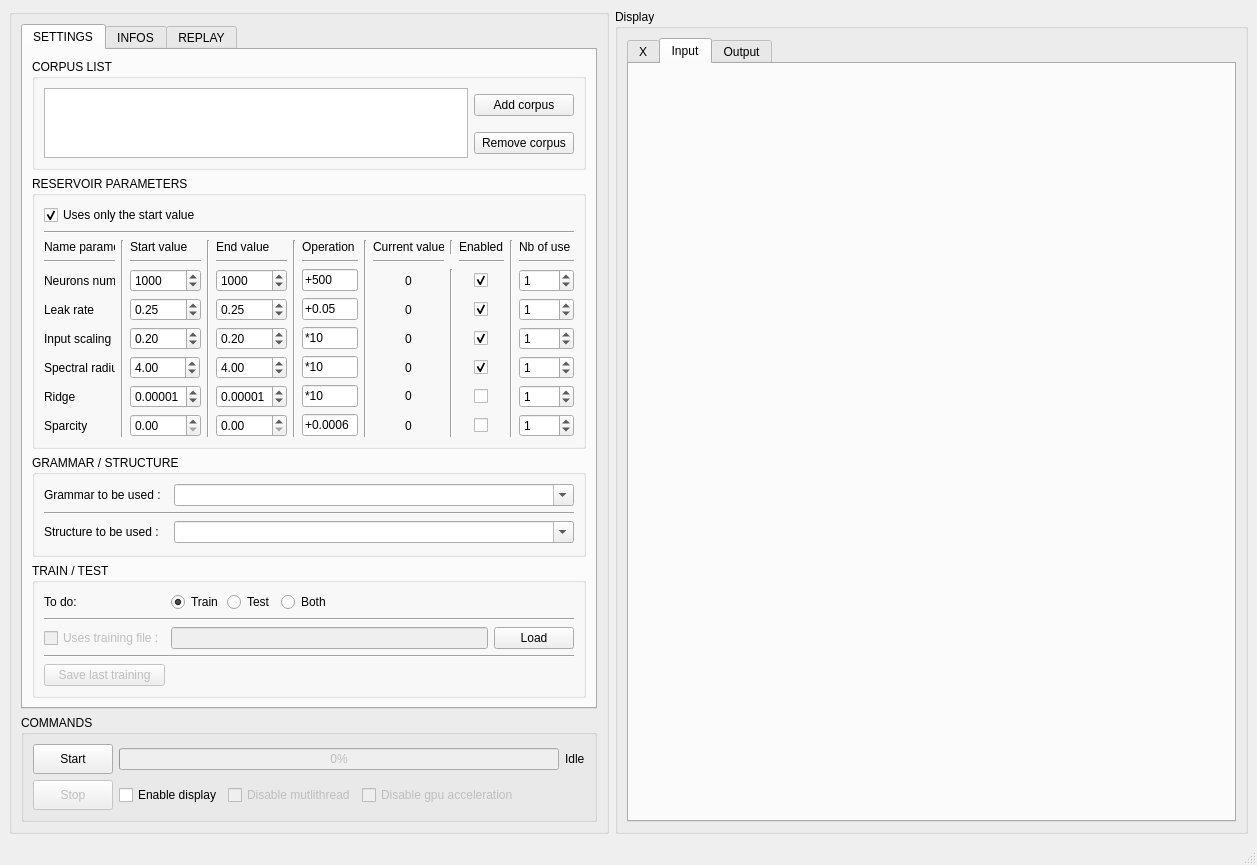
Old version of the form reservoir/form/interfaceReservoir.ui in the repository FlorianLance/neuron-computing-cuda.
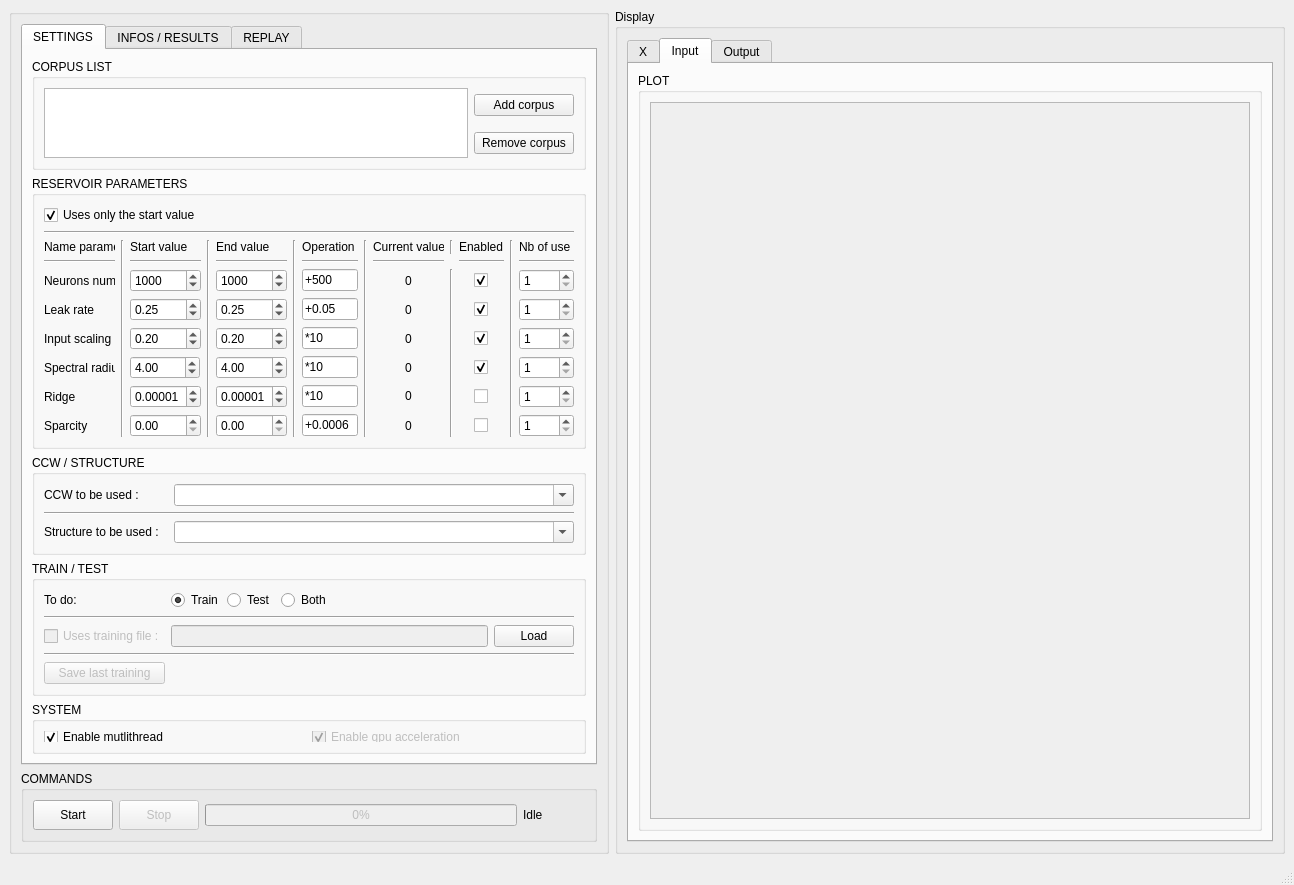
New version of the form. The open tabs and pages were chosen to show the change.

Commit message: [add input mat plot]

The edit to the form file:
```diff
--- a/reservoir/form/interfaceReservoir.ui
+++ b/reservoir/form/interfaceReservoir.ui
@@ -14,7 +14,7 @@
    <string>Neurons-Reservoir-Computing-Interface</string>
   </property>
   <widget class="QWidget" name="centralwidget">
-   <layout class="QGridLayout" name="gridLayout_2" columnstretch="0,0">
+   <layout class="QGridLayout" name="gridLayout_2" columnstretch="0">
     <item row="0" column="0" rowspan="4">
      <layout class="QGridLayout" name="gridLayout">
       <item row="0" column="0">
@@ -626,6 +626,9 @@
                 </item>
                 <item row="4" column="12">
                  <widget class="QSpinBox" name="sbNbUseNeurons">
+                  <property name="minimum">
+                   <number>1</number>
+                  </property>
                   <property name="value">
                    <number>1</number>
                   </property>
@@ -633,6 +636,9 @@
                 </item>
                 <item row="5" column="12">
                  <widget class="QSpinBox" name="sbNbUseLeakRate">
+                  <property name="minimum">
+                   <number>1</number>
+                  </property>
                   <property name="value">
                    <number>1</number>
                   </property>
@@ -640,6 +646,9 @@
                 </item>
                 <item row="6" column="12">
                  <widget class="QSpinBox" name="sbNbUseISS">
+                  <property name="minimum">
+                   <number>1</number>
+                  </property>
                   <property name="value">
                    <number>1</number>
                   </property>
@@ -647,6 +656,9 @@
                 </item>
                 <item row="7" column="12">
                  <widget class="QSpinBox" name="sbNbUseSpectralRadius">
+                  <property name="minimum">
+                   <number>1</number>
+                  </property>
                   <property name="value">
                    <number>1</number>
                   </property>
@@ -654,6 +666,9 @@
                 </item>
                 <item row="8" column="12">
                  <widget class="QSpinBox" name="sbNbUseRidge">
+                  <property name="minimum">
+                   <number>1</number>
+                  </property>
                   <property name="value">
                    <number>1</number>
                   </property>
@@ -661,6 +676,9 @@
                 </item>
                 <item row="9" column="12">
                  <widget class="QSpinBox" name="sbNbUseSparcity">
+                  <property name="minimum">
+                   <number>1</number>
+                  </property>
                   <property name="value">
                    <number>1</number>
                   </property>
@@ -672,7 +690,7 @@
              <item>
               <widget class="QGroupBox" name="gbGrammarStructure">
                <property name="title">
-                <string>GRAMMAR / STRUCTURE</string>
+                <string>CCW / STRUCTURE</string>
                </property>
                <layout class="QGridLayout" name="gridLayout_10">
                 <item row="2" column="0">
@@ -685,7 +703,7 @@
                 <item row="0" column="0">
                  <widget class="QLabel" name="label_13">
                   <property name="text">
-                   <string>Grammar to be used :</string>
+                   <string>CCW to be used :</string>
                   </property>
                  </widget>
                 </item>
@@ -850,6 +868,47 @@
                </layout>
               </widget>
              </item>
+             <item>
+              <widget class="QGroupBox" name="groupBox_2">
+               <property name="minimumSize">
+                <size>
+                 <width>0</width>
+                 <height>50</height>
+                </size>
+               </property>
+               <property name="title">
+                <string>SYSTEM</string>
+               </property>
+               <layout class="QHBoxLayout" name="horizontalLayout">
+                <item>
+                 <widget class="QCheckBox" name="cbEnableMultiThread">
+                  <property name="enabled">
+                   <bool>true</bool>
+                  </property>
+                  <property name="text">
+                   <string>Enable mutlithread</string>
+                  </property>
+                  <property name="checked">
+                   <bool>true</bool>
+                  </property>
+                 </widget>
+                </item>
+                <item>
+                 <widget class="QCheckBox" name="cbEnableGPU">
+                  <property name="enabled">
+                   <bool>false</bool>
+                  </property>
+                  <property name="text">
+                   <string>Enable gpu acceleration</string>
+                  </property>
+                  <property name="checked">
+                   <bool>true</bool>
+                  </property>
+                 </widget>
+                </item>
+               </layout>
+              </widget>
+             </item>
             </layout>
             <zorder>gbCorpusList</zorder>
             <zorder>gbCorpusList</zorder>
@@ -859,7 +918,7 @@
            </widget>
            <widget class="QWidget" name="tabInfos">
             <attribute name="title">
-             <string>INFOS</string>
+             <string>INFOS / RESULTS</string>
             </attribute>
             <layout class="QVBoxLayout" name="verticalLayout_2">
              <item>
@@ -972,7 +1031,7 @@
               </property>
              </widget>
             </item>
-            <item row="1" column="0">
+            <item row="0" column="1">
              <widget class="QPushButton" name="pbStop">
               <property name="enabled">
                <bool>false</bool>
@@ -994,7 +1053,7 @@
               </property>
              </widget>
             </item>
-            <item row="0" column="1" colspan="6">
+            <item row="0" column="2" colspan="5">
              <widget class="QProgressBar" name="pbComputing">
               <property name="enabled">
                <bool>false</bool>
@@ -1023,33 +1082,6 @@
               </property>
              </widget>
             </item>
-            <item row="1" column="2">
-             <widget class="QCheckBox" name="cbDisableMultiThread">
-              <property name="enabled">
-               <bool>false</bool>
-              </property>
-              <property name="text">
-               <string>Disable mutlithread</string>
-              </property>
-             </widget>
-            </item>
-            <item row="1" column="1">
-             <widget class="QCheckBox" name="cbEnableDisplay">
-              <property name="text">
-               <string>Enable display</string>
-              </property>
-             </widget>
-            </item>
-            <item row="1" column="3">
-             <widget class="QCheckBox" name="cbDisableGPU">
-              <property name="enabled">
-               <bool>false</bool>
-              </property>
-              <property name="text">
-               <string>Disable gpu acceleration</string>
-              </property>
-             </widget>
-            </item>
            </layout>
           </widget>
          </item>
@@ -1191,6 +1223,19 @@
                   </property>
                  </widget>
                 </item>
+                <item row="0" column="0">
+                 <widget class="QCheckBox" name="cbEnableDisplay">
+                  <property name="enabled">
+                   <bool>true</bool>
+                  </property>
+                  <property name="text">
+                   <string>Enable display</string>
+                  </property>
+                  <property name="checked">
+                   <bool>true</bool>
+                  </property>
+                 </widget>
+                </item>
                </layout>
               </widget>
              </item>
@@ -1200,6 +1245,35 @@
             <attribute name="title">
              <string>Input</string>
             </attribute>
+            <layout class="QGridLayout" name="gridLayout_8">
+             <item row="0" column="0">
+              <widget class="QGroupBox" name="groupBox_5">
+               <property name="title">
+                <string>PLOT</string>
+               </property>
+               <layout class="QVBoxLayout" name="verticalLayout_5">
+                <item>
+                 <widget class="QScrollArea" name="scrollAreaPlotInput">
+                  <property name="widgetResizable">
+                   <bool>false</bool>
+                  </property>
+                  <widget class="QWidget" name="scrollAreaInputWidgetContents">
+                   <property name="geometry">
+                    <rect>
+                     <x>0</x>
+                     <y>0</y>
+                     <width>513</width>
+                     <height>642</height>
+                    </rect>
+                   </property>
+                   <layout class="QVBoxLayout" name="vlInputPlot"/>
+                  </widget>
+                 </widget>
+                </item>
+               </layout>
+              </widget>
+             </item>
+            </layout>
            </widget>
            <widget class="QWidget" name="tab_2">
             <attribute name="title">
```
Left out of the diff: 32 changed lines with no effect on the pictures. The commit also changes 7 other files.
